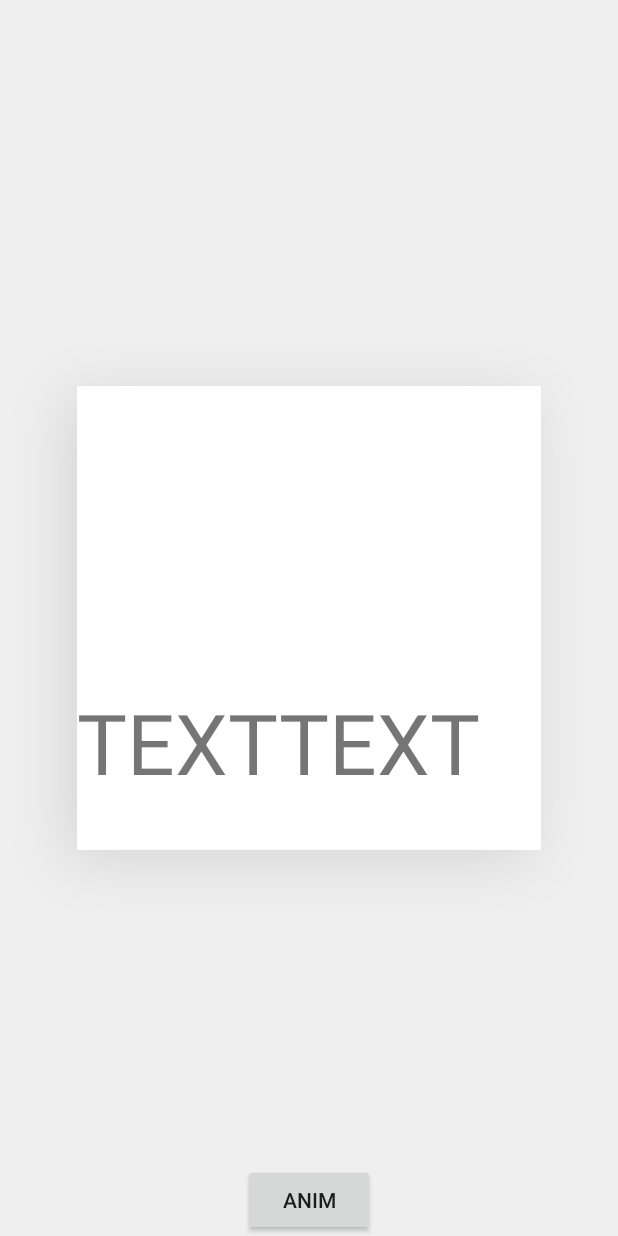
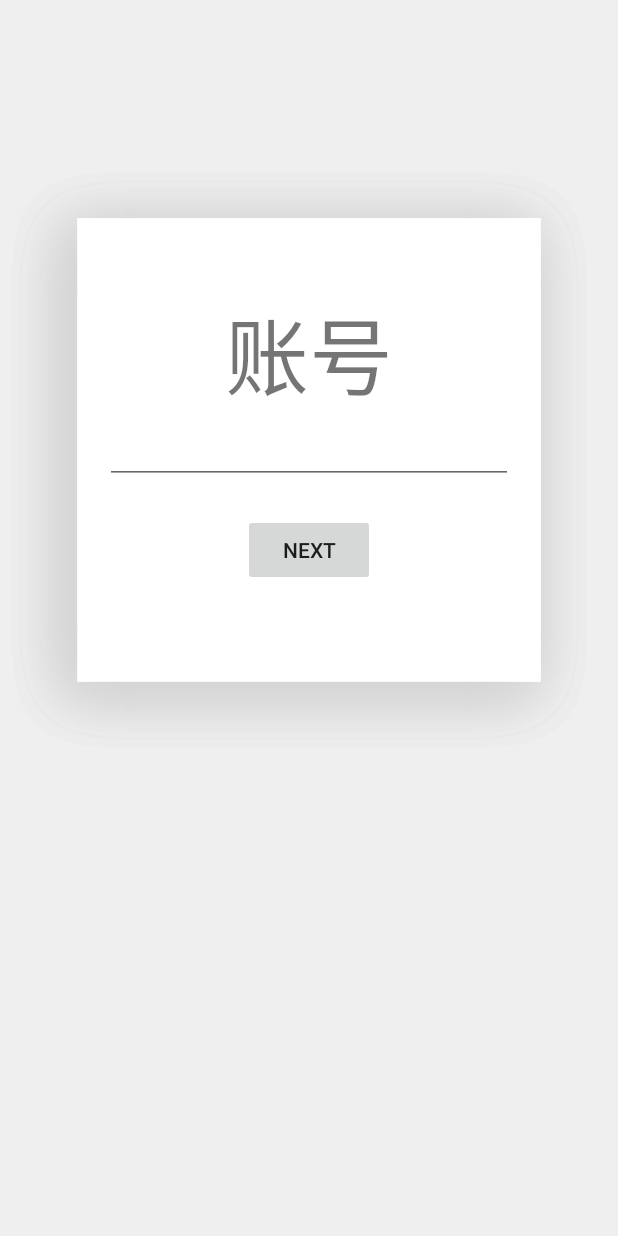
Before and after one commit to Savion1162336040/uidemo22, an Android app: the TearDemo screen opened directly, with no data from a screen before it, on a phone screen of 412 x 824 dp. Run offline under Robolectric (Android 15) with nearby library versions, the phone set to English and light mode, and no system bars.

Commit message:
完善便利贴撕页；

```diff
--- a/app/src/main/java/com/pengyeah/uidemos/TearDemo.java
+++ b/app/src/main/java/com/pengyeah/uidemos/TearDemo.java
@@ -7,20 +7,62 @@ import androidx.appcompat.app.AppCompatActivity;
 
 import com.pengyeah.tear.PaperLayout;
 
+import static com.pengyeah.tear.ConstantKt.STATE_TEARED;
+
 public class TearDemo extends AppCompatActivity {
 
-    public PaperLayout paperLayout;
+    public PaperLayout paperLayout1, paperLayout2, paperLayout3;
 
     @Override
     protected void onCreate(Bundle savedInstanceState) {
         super.onCreate(savedInstanceState);
         setContentView(R.layout.activity_tear_demo);
+        paperLayout1 = findViewById(R.id.paperLayout1);
+        paperLayout1.setOnTearStateChangeListener(new PaperLayout.OnTearStateChangeListener() {
+            @Override
+            public void onTearStateChanged(int tearState) {
+                if (tearState == STATE_TEARED) {
+                    paperLayout1.setVisibility(View.GONE);
+                }
+            }
+        });
+        paperLayout2 = findViewById(R.id.paperLayout2);
+        paperLayout2.setOnTearStateChangeListener(new PaperLayout.OnTearStateChangeListener() {
+            @Override
+            public void onTearStateChanged(int tearState) {
+                if (tearState == STATE_TEARED) {
+                    paperLayout2.setVisibility(View.GONE);
+                }
+            }
+        });
+        paperLayout3 = findViewById(R.id.paperLayout3);
+        paperLayout3.setOnTearStateChangeListener(new PaperLayout.OnTearStateChangeListener() {
+            @Override
+            public void onTearStateChanged(int tearState) {
+                if (tearState == STATE_TEARED) {
+                    paperLayout3.setVisibility(View.GONE);
+                }
+            }
+        });
 
-        paperLayout = findViewById(R.id.paperLayout);
-        findViewById(R.id.btnStart).setOnClickListener(new View.OnClickListener() {
+        findViewById(R.id.btn1).setOnClickListener(new View.OnClickListener() {
             @Override
             public void onClick(View v) {
-                paperLayout.startTearAnim();
+                paperLayout1.startTearAnim();
+            }
+        });
+
+        findViewById(R.id.btn2).setOnClickListener(new View.OnClickListener() {
+            @Override
+            public void onClick(View v) {
+                paperLayout2.startTearAnim();
+            }
+        });
+
+        findViewById(R.id.btn3).setOnClickListener(new View.OnClickListener() {
+            @Override
+            public void onClick(View v) {
+                paperLayout3.startTearAnim();
             }
         });
     }
--- a/app/src/main/res/layout/activity_tear_demo.xml
+++ b/app/src/main/res/layout/activity_tear_demo.xml
@@ -7,36 +7,109 @@
     android:background="#efefef"
     tools:context=".TearDemo">
 
-    <View
-        android:layout_width="280dp"
-        android:layout_height="280dp"
-        android:background="#ffffff"
-        app:layout_constraintBottom_toBottomOf="parent"
+    <com.pengyeah.tear.PaperLayout
+        android:id="@+id/paperLayout3"
+        android:layout_width="match_parent"
+        android:layout_height="600dp"
+        android:padding="70dp"
         app:layout_constraintLeft_toLeftOf="parent"
         app:layout_constraintRight_toRightOf="parent"
-        app:layout_constraintTop_toTopOf="parent" />
+        app:layout_constraintTop_toTopOf="parent">
+
+        <EditText
+            android:id="@+id/et3"
+            android:layout_width="match_parent"
+            android:layout_height="wrap_content"
+            android:layout_centerInParent="true" />
+
+        <TextView
+            android:id="@+id/tv3"
+            android:layout_width="wrap_content"
+            android:layout_height="wrap_content"
+            android:layout_above="@+id/et3"
+            android:layout_centerHorizontal="true"
+            android:text="验证码"
+            android:textSize="56sp" />
+
+        <Button
+            android:id="@+id/btn3"
+            android:layout_width="wrap_content"
+            android:layout_height="wrap_content"
+            android:layout_below="@+id/et3"
+            android:layout_centerHorizontal="true"
+            android:layout_marginTop="20dp"
+            android:text="NEXT" />
+
+    </com.pengyeah.tear.PaperLayout>
 
     <com.pengyeah.tear.PaperLayout
-        android:id="@+id/paperLayout"
+        android:id="@+id/paperLayout2"
         android:layout_width="match_parent"
-        android:layout_height="match_parent">
+        android:layout_height="600dp"
+        android:padding="70dp"
+        app:layout_constraintLeft_toLeftOf="parent"
+        app:layout_constraintRight_toRightOf="parent"
+        app:layout_constraintTop_toTopOf="parent">
+
+        <EditText
+            android:id="@+id/et2"
+            android:layout_width="match_parent"
+            android:layout_height="wrap_content"
+            android:layout_centerInParent="true" />
 
         <TextView
-            android:layout_width="match_parent"
-            android:layout_height="match_parent"
-            android:layout_centerInParent="true"
-            android:paddingTop="200dp"
-            android:text="TEXTTEXT"
+            android:id="@+id/tv2"
+            android:layout_width="wrap_content"
+            android:layout_height="wrap_content"
+            android:layout_above="@+id/et2"
+            android:layout_centerHorizontal="true"
+            android:text="密码"
             android:textSize="56sp" />
+
+        <Button
+            android:id="@+id/btn2"
+            android:layout_width="wrap_content"
+            android:layout_height="wrap_content"
+            android:layout_below="@+id/et2"
+            android:layout_centerHorizontal="true"
+            android:layout_marginTop="20dp"
+            android:text="NEXT" />
+
     </com.pengyeah.tear.PaperLayout>
 
-    <Button
-        android:id="@+id/btnStart"
-        android:layout_width="wrap_content"
-        android:layout_height="wrap_content"
-        android:text="anim"
-        app:layout_constraintBottom_toBottomOf="parent"
+    <com.pengyeah.tear.PaperLayout
+        android:id="@+id/paperLayout1"
+        android:layout_width="match_parent"
+        android:layout_height="600dp"
+        android:padding="70dp"
         app:layout_constraintLeft_toLeftOf="parent"
-        app:layout_constraintRight_toRightOf="parent" />
+        app:layout_constraintRight_toRightOf="parent"
+        app:layout_constraintTop_toTopOf="parent">
+
+        <EditText
+            android:id="@+id/et1"
+            android:layout_width="match_parent"
+            android:layout_height="wrap_content"
+            android:layout_centerInParent="true" />
+
+        <TextView
+            android:id="@+id/tv1"
+            android:layout_width="wrap_content"
+            android:layout_height="wrap_content"
+            android:layout_above="@+id/et1"
+            android:layout_centerHorizontal="true"
+            android:text="账号"
+            android:textSize="56sp" />
+
+        <Button
+            android:id="@+id/btn1"
+            android:layout_width="wrap_content"
+            android:layout_height="wrap_content"
+            android:layout_below="@+id/et1"
+            android:layout_centerHorizontal="true"
+            android:layout_marginTop="20dp"
+            android:text="NEXT" />
+
+    </com.pengyeah.tear.PaperLayout>
 
 </androidx.constraintlayout.widget.ConstraintLayout>
--- /dev/null
+++ b/tear/src/main/java/com/pengyeah/tear/Constant.kt
@@ -0,0 +1,10 @@
+package com.pengyeah.tear
+
+/**
+ *  Created by pengyeah on 2020/10/26
+ *  佛祖开光，永无bug
+ *  God bless U
+ */
+const val STATE_NORMAL = 0x01
+const val STATE_TEARING = 0x02
+const val STATE_TEARED = 0x03
--- a/tear/src/main/java/com/pengyeah/tear/PaperLayout.kt
+++ b/tear/src/main/java/com/pengyeah/tear/PaperLayout.kt
@@ -1,21 +1,19 @@
 package com.pengyeah.tear
 
+import android.animation.Animator
+import android.animation.AnimatorListenerAdapter
 import android.animation.ValueAnimator
 import android.content.Context
 import android.graphics.*
 import android.util.AttributeSet
-import android.util.Log
 import android.view.MotionEvent
 import android.view.View
-import android.view.animation.AccelerateDecelerateInterpolator
 import android.view.animation.AccelerateInterpolator
-import android.view.animation.DecelerateInterpolator
 import android.widget.RelativeLayout
 import androidx.annotation.ColorInt
 import com.pengyeah.tear.coordinate.Coordinate
 import com.pengyeah.tear.func.CrimpSizeFunc
 import com.pengyeah.tear.utils.BazierUtils
-import kotlin.math.abs
 
 /**
  *  Created by pengyeah on 2020/10/16
@@ -77,14 +75,14 @@ class PaperLayout : RelativeLayout {
     /**
      * 卷角在内状态
      */
-    val STATE_INNER = 0x01
+    val DRAW_STATE_INNER = 0x01
 
     /**
      * 卷角在外状态
      */
-    val STATE_OUTER = 0x02
+    val DRAW_STATE_OUTER = 0x02
 
-    var state = STATE_INNER
+    var drawState = DRAW_STATE_INNER
 
     /**
      * 各个变化函数
@@ -99,6 +97,7 @@ class PaperLayout : RelativeLayout {
     private fun initView(context: Context?, attrs: AttributeSet?) {
         mPaint.color = paperColor
         mPaint.isAntiAlias = true
+        mPaint.style = Paint.Style.FILL
 
         setWillNotDraw(false)
     }
@@ -121,11 +120,11 @@ class PaperLayout : RelativeLayout {
      */
     private fun configPoint(dx: Float, dy: Float) {
         if (dx >= paperWidth) {
-            state = STATE_OUTER
+            drawState = DRAW_STATE_OUTER
         } else {
-            state = STATE_INNER
+            drawState = DRAW_STATE_INNER
         }
-        if (state == STATE_INNER) {
+        if (drawState == DRAW_STATE_INNER) {
             pointD.x = dx
             pointD.y = dy
 
@@ -146,7 +145,7 @@ class PaperLayout : RelativeLayout {
 
             pointG.x = pointD.x + crimpSize
             pointG.y = paperHeight
-        } else if (state == STATE_OUTER) {
+        } else if (drawState == DRAW_STATE_OUTER) {
             pointD.x = dx
             pointD.y = dy
 
@@ -189,7 +188,7 @@ class PaperLayout : RelativeLayout {
     }
 
     private fun combinePath() {
-        if (state == STATE_INNER) {
+        if (drawState == DRAW_STATE_INNER) {
             contentPath.reset()
             contentPath.moveTo(0F, 0F)
             contentPath.lineTo(pointA.x, pointA.y)
@@ -215,20 +214,33 @@ class PaperLayout : RelativeLayout {
             dogEaredPath.moveTo(pointb.x, pointb.y)
             dogEaredPath.lineTo(pointD.x, pointD.y)
             dogEaredPath.lineTo(pointf.x, pointf.y)
+            dogEaredPath.lineTo(pointb.x, pointb.y)
             dogEaredPath.close()
 
-            dogEaredPath.op(contentPath, Path.Op.DIFFERENCE)
-        } else if (state == STATE_OUTER) {
-
+            unionPath.fillType = Path.FillType.WINDING
             unionPath.reset()
-            unionPath.moveTo(pointD.x, pointD.y)
-            unionPath.lineTo(pointH.x, pointH.y)
+            unionPath.moveTo(0F, 0F)
             unionPath.lineTo(pointA.x, pointA.y)
             unionPath.quadTo(pointB.x, pointB.y, pointC.x, pointC.y)
+            unionPath.lineTo(pointD.x, pointD.y)
             unionPath.lineTo(pointE.x, pointE.y)
             unionPath.quadTo(pointF.x, pointF.y, pointG.x, pointG.y)
-            unionPath.lineTo(pointI.x, pointI.y)
-            unionPath.close()
+            unionPath.lineTo(paperWidth, paperHeight)
+            unionPath.lineTo(paperWidth, 0F)
+            unionPath.lineTo(0F, 0F)
+            unionPath.lineTo(pointb.x, pointb.y)
+            unionPath.lineTo(pointf.x, pointf.y)
+            unionPath.lineTo(paperWidth, paperHeight)
+            unionPath.lineTo(paperWidth, 0F)
+            unionPath.lineTo(0F, 0F)
+
+            dogEaredPath.op(contentPath, Path.Op.DIFFERENCE)
+
+            childContentPath.reset()
+            childContentPath.op(contentPath, Path.Op.UNION)
+            childContentPath.offset((width - paperWidth) / 2F, (height - paperHeight) / 2F)
+
+        } else if (drawState == DRAW_STATE_OUTER) {
 
             val pointb = Coordinate()
             val pointbF = BazierUtils.getBezierPoint(PointF(pointA.x, pointA.y), PointF(pointB.x, pointB.y), PointF(pointC.x, pointC.y), 0.5F)
@@ -239,20 +251,21 @@ class PaperLayout : RelativeLayout {
             pointf.x = pointfF.x
             pointf.y = pointfF.y
 
+            unionPath.fillType = Path.FillType.WINDING
+            unionPath.reset()
+            unionPath.moveTo(pointD.x, pointD.y)
+            unionPath.lineTo(pointH.x, pointH.y)
+            unionPath.lineTo(pointA.x, pointA.y)
+            unionPath.quadTo(pointB.x, pointB.y, pointC.x, pointC.y)
+            unionPath.lineTo(pointE.x, pointE.y)
+            unionPath.quadTo(pointF.x, pointF.y, pointG.x, pointG.y)
+            unionPath.lineTo(pointI.x, pointI.y)
+            unionPath.lineTo(pointD.x, pointD.y)
+            unionPath.lineTo(pointb.x, pointb.y)
+            unionPath.lineTo(pointf.x, pointf.y)
+            unionPath.lineTo(pointD.x, pointD.y)
 
-            dogEaredPath.reset()
-            dogEaredPath.moveTo(pointb.x, pointb.y)
-            dogEaredPath.lineTo(pointC.x, pointC.y)
-            dogEaredPath.lineTo(pointE.x, pointE.y)
-            dogEaredPath.lineTo(pointf.x, pointf.y)
-            dogEaredPath.close()
-
-            unionPath.op(dogEaredPath, Path.Op.UNION)
         }
-    }
-
-    override fun dispatchDraw(canvas: Canvas?) {
-        super.dispatchDraw(canvas)
     }
 
     override fun onDraw(canvas: Canvas?) {
@@ -266,32 +279,24 @@ class PaperLayout : RelativeLayout {
 
     private fun drawPaper(canvas: Canvas) {
         with(canvas) {
-            when (state) {
-                STATE_INNER -> {
+            when (drawState) {
+                DRAW_STATE_INNER -> {
                     save()
                     translate((width - paperWidth) / 2F, (height - paperHeight) / 2F)
 
                     mPaint.shader = null
                     mPaint.setShadowLayer(50F, -10F, 10F, shadowColor)
-                    unionPath.reset()
-                    unionPath.op(contentPath, Path.Op.UNION)
-                    unionPath.op(dogEaredPath, Path.Op.UNION)
                     drawPath(unionPath, mPaint)
 
-                    mPaint.style = Paint.Style.FILL
-                    mPaint.color = Color.WHITE
-                    mPaint.clearShadowLayer()
-                    drawPath(contentPath, mPaint)
-                    mPaint.style = Paint.Style.FILL
-                    mPaint.color = Color.WHITE
                     mPaint.setShadowLayer(20F, 10F, -10F, shadowColor)
                     drawPath(dogEaredPath, mPaint)
 
                     mPaint.shader = LinearGradient(pointD.x / 2F, pointD.y + pointD.x / 2F, pointD.x * 3 / 4F, pointD.y + pointD.x / 4F, shadowColor, Color.WHITE, Shader.TileMode.CLAMP)
                     drawPath(dogEaredPath, mPaint)
+
                     restore()
                 }
-                STATE_OUTER -> {
+                DRAW_STATE_OUTER -> {
                     save()
                     translate((width - paperWidth) / 2F, (height - paperHeight) / 2F)
                     mPaint.style = Paint.Style.FILL
@@ -311,14 +316,22 @@ class PaperLayout : RelativeLayout {
         }
     }
 
+    /**
+     * 子View画布待裁减path
+     */
+    var childContentPath: Path = Path()
+
     override fun drawChild(canvas: Canvas?, child: View?, drawingTime: Long): Boolean {
-        canvas?.save()
-        canvas?.translate((width - paperWidth) / 2F, (height - paperHeight) / 2F)
-        canvas?.clipPath(contentPath)
+        if (drawState == DRAW_STATE_INNER) {
+            canvas?.save()
+            canvas?.clipPath(childContentPath)
 
-        val flag = super.drawChild(canvas, child, drawingTime)
-        canvas?.restore()
-        return flag
+            val flag = super.drawChild(canvas, child, drawingTime)
+            canvas?.restore()
+            return flag
+        } else {
+            return true
+        }
     }
 
     private fun initFunc() {
@@ -346,7 +359,15 @@ class PaperLayout : RelativeLayout {
     var dStartX: Float = 0F
     var dStartY: Float = 0F
 
+    /**
+     * 是否可交互
+     */
+    var isCanTouch: Boolean = true
+
     override fun onTouchEvent(event: MotionEvent?): Boolean {
+        if (isCanTouch == false) {
+            return super.onTouchEvent(event)
+        }
         when (event?.action) {
             MotionEvent.ACTION_DOWN -> {
                 downX = event.x
@@ -355,16 +376,18 @@ class PaperLayout : RelativeLayout {
                 dStartY = pointD.y
             }
             MotionEvent.ACTION_MOVE -> {
-                Log.i(TAG, "crimpSize==>$crimpSize")
                 offset = event.x - downX
                 pointD.x = dStartX + offset
                 pointD.y = dStartY - offset
+                state = STATE_TEARING
                 //边界控制
                 if (pointD.x <= 0F) {
                     pointD.x = 0F
+                    state = STATE_NORMAL
                 }
                 if (pointD.y >= paperHeight) {
                     pointD.y = paperHeight
+                    state = STATE_NORMAL
                 }
                 executeCrimpSizeFunc(dStartX + offset)
                 configPoint(pointD.x, pointD.y)
@@ -375,11 +398,20 @@ class PaperLayout : RelativeLayout {
                 downX = 0F
                 downY = 0F
                 offset = 0F
+                if (pointD.x <= 0F) {
+                    pointD.x = 0F
+                    state = STATE_NORMAL
+                }
+                if (pointD.y >= paperHeight) {
+                    pointD.y = paperHeight
+                    state = STATE_NORMAL
+                }
             }
             else -> {
 
             }
         }
+        onTearStateChangeListener?.onTearStateChanged(state)
         return true
     }
 
@@ -416,7 +448,26 @@ class PaperLayout : RelativeLayout {
                 combinePath()
                 postInvalidate()
             }
+            addListener(object : AnimatorListenerAdapter() {
+                override fun onAnimationEnd(animation: Animator?) {
+                    super.onAnimationEnd(animation)
+                    state = STATE_TEARED
+                    onTearStateChangeListener?.onTearStateChanged(state)
+                }
+            })
             start()
         }
     }
+
+
+    var state = STATE_NORMAL
+
+    /**
+     * 对外暴露三种状态：正常显示、正在撕、撕完了
+     */
+    var onTearStateChangeListener: OnTearStateChangeListener? = null
+
+    open interface OnTearStateChangeListener {
+        fun onTearStateChanged(tearState: Int)
+    }
 }
```
